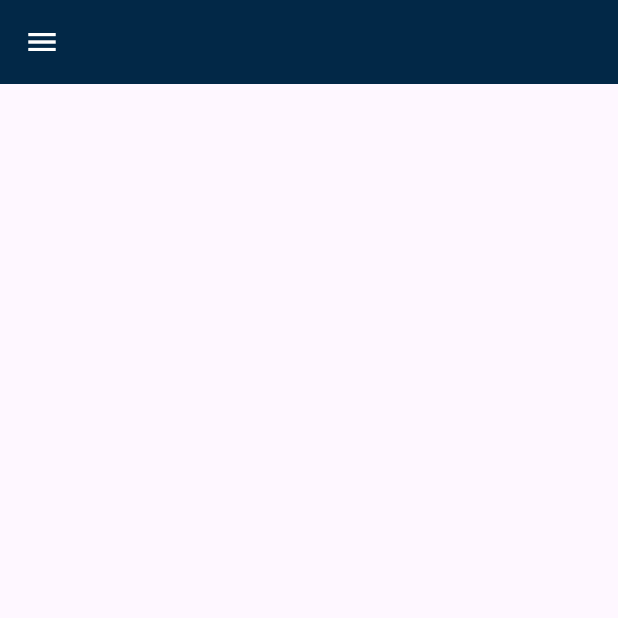
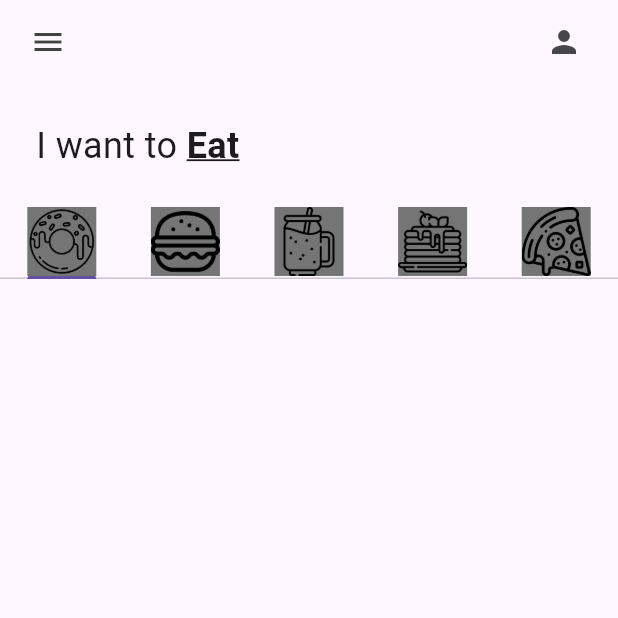
Before and after one commit to Lcukytp23/p1_donut_app_manuel_tapia, a Flutter app: the screen it shows after launch, on a phone screen of 412 x 824 dp, the top half of it. Run offline on Flutter 3.47's test engine with Material 3 defaults, Android fonts, the phone set to English and light mode, and no system bars.

Commit message:
myTab añadido

```diff
--- a/lib/pages/home_page.dart
+++ b/lib/pages/home_page.dart
@@ -1,4 +1,6 @@
 import 'package:flutter/material.dart';
+
+import '../utils/my_tab.dart';
 
 class HomePage extends StatefulWidget {
   const HomePage({super.key});
@@ -8,14 +10,67 @@
 }
 
 class _HomePageState extends State<HomePage> {
+
+  List<Widget> myTabs = [
+    //Donut tab
+    const MyTab(
+      iconPath: "lib/icons/donut.png",
+      ),
+    //burger tab
+    const MyTab(
+      iconPath: "lib/icons/burger.png",
+      ),
+    //smoothie tab
+    const MyTab(
+      iconPath: "lib/icons/smoothie.png",
+      ),
+    //pancake tab
+    const MyTab(
+      iconPath: "lib/icons/pancakes.png",
+      ),
+    //pizza tab
+    const MyTab(iconPath: "lib/icons/pizza.png",)
+  ];
   @override
   Widget build(BuildContext context) {
-    return  Scaffold(
-      appBar: AppBar(
-      backgroundColor: const Color.fromARGB(255, 2, 40, 71),
-      leading: const Icon(
-        Icons.menu,
-        color: Colors.white,)
+    return  DefaultTabController(
+      length: myTabs.length,
+      child: Scaffold(
+        appBar: AppBar(
+        backgroundColor: Colors.transparent,
+        leading: Padding(
+          padding: const EdgeInsets.only(left: 8.0),
+          child: Icon(
+            Icons.menu,
+            color:Colors.grey[800],
+            ),
+        ),
+        actions: const [Padding(
+          padding: EdgeInsets.only(right: 24.0),
+          child: Icon(Icons.person),
+        )],
+        ),
+        body:  Column(
+      children: [
+        // Texto "I want to eat"
+        const Padding(
+          padding: EdgeInsets.all(24.0),
+          child: Row(
+            children: [
+              Text("I want to ", style: TextStyle(fontSize: 24,),),
+              Text("Eat", style: TextStyle(fontSize: 24,
+              fontWeight: FontWeight.bold,
+              decoration: TextDecoration.underline)
+              ),
+            ],
+          ),
+        ),
+        //Tab bar
+        TabBar(tabs: myTabs),
+        //Tab bar view
+        //
+        //Total del carrito
+      ],),
       ),
     );
   }
--- /dev/null
+++ b/lib/utils/my_tab.dart
@@ -0,0 +1,15 @@
+import 'package:flutter/material.dart';
+
+class MyTab extends StatelessWidget {
+  final String iconPath;
+  const MyTab({super.key, required this.iconPath});
+
+  @override
+  Widget build(BuildContext context) {
+    return Tab(
+      child: Container(
+        color: Colors.grey[600],
+        child: Image.asset(iconPath),),
+    );
+  }
+}
```
